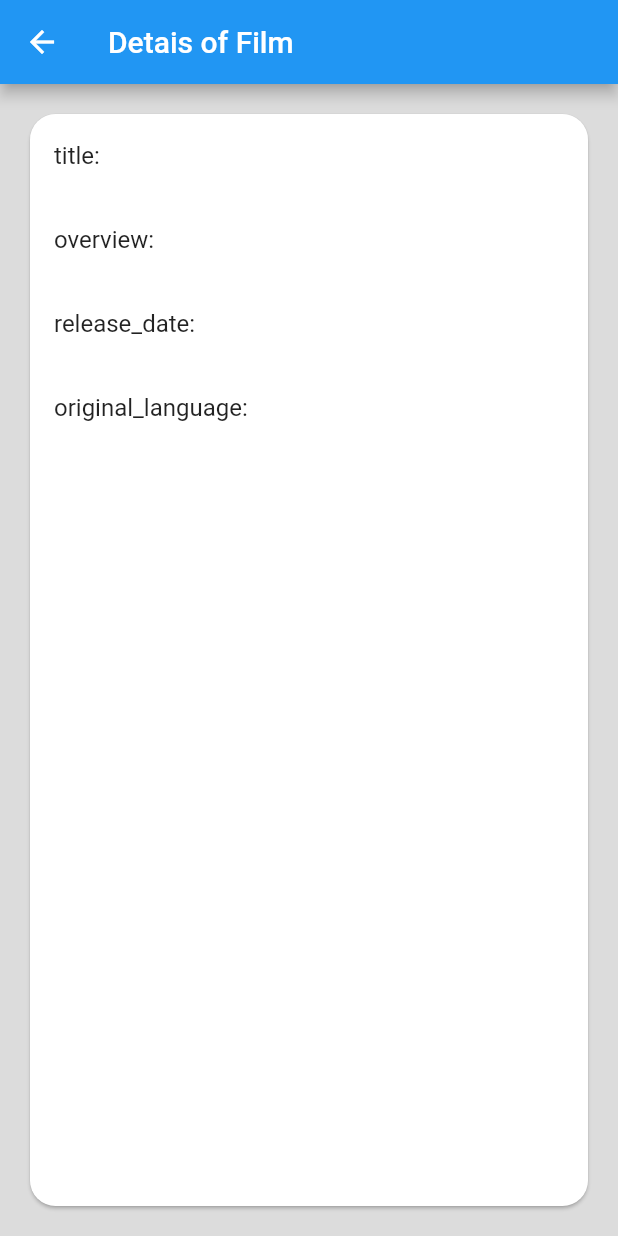
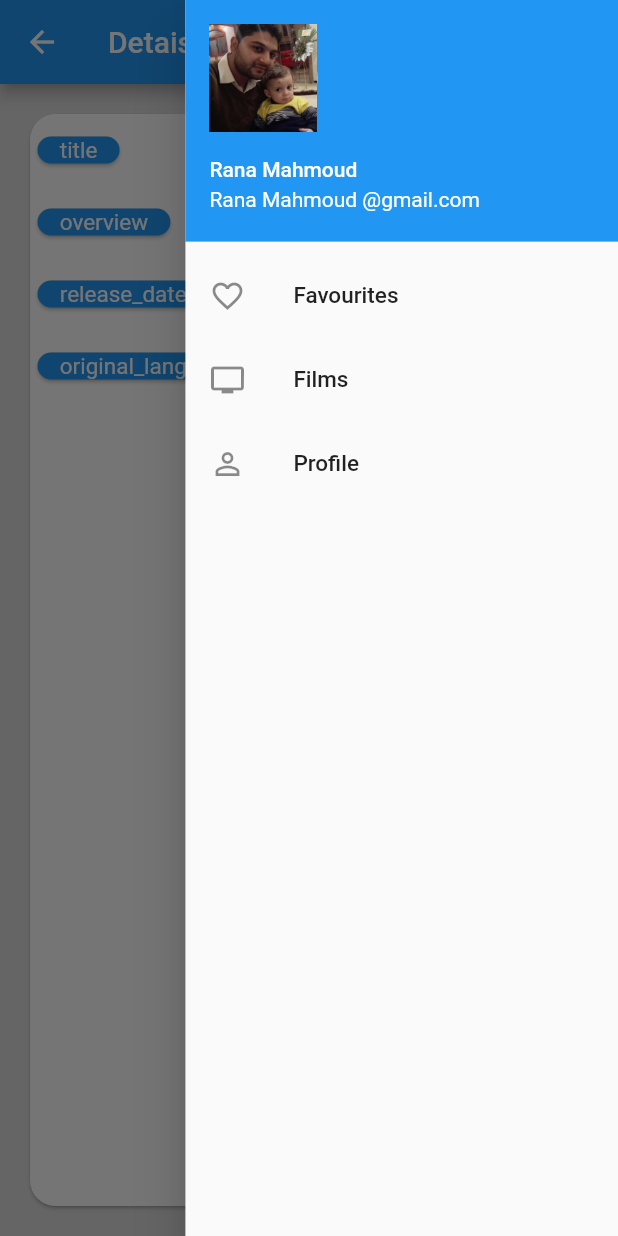
Before and after one commit to RanaAish/MoviesApp_Fultter, a Flutter app: the mysecondscreen screen opened directly with empty values, with the side drawer open (before the commit the screen has no drawer), on a phone screen of 412 x 824 dp. Run offline on Flutter 3.47's test engine with Material 2 defaults, Android fonts, the phone set to English and light mode, and no system bars; our stand-ins replace connectivity, sqflite, toast; accounts and stored records are empty; network calls fail.

Commit message:
sidebar task

```diff
--- a/lib/main.dart
+++ b/lib/main.dart
@@ -8,8 +8,8 @@ import 'Film.dart';
 import 'package:connectivity/connectivity.dart';
 import 'dart:async';
 
+void main() => runApp(MyApp());
 
-void main() => runApp(MyApp());
 /////////////////////////Screens//////////////////////////////
 
 class MyApp extends StatelessWidget {
@@ -23,6 +23,7 @@ class MyApp extends StatelessWidget {
         home: MyHomePage(title: 'Films'),
         debugShowCheckedModeBanner: false,
         routes: {
+          "/first": (context) => MyHomePage(),
           "/second": (context) => mysecondscreen(),
           "/third": (context) => mysthirdcreen(),
         });
@@ -48,18 +49,18 @@ class _MyHomePageState extends State<MyHomePage> {
   var helper = MyHelper();
   String _connectionStatus;
   final Connectivity _connectivity = new Connectivity();
-  StreamSubscription<ConnectivityResult>_connectionSubscription;
+  StreamSubscription<ConnectivityResult> _connectionSubscription;
   List<Film> filmlist;
-  bool clickarrow=true;
+  bool clickarrow = true;
 
 /////////////////////////get content /////////////////////////
 
   Future<Response> getfilms() async {
     final response = await get(
         "https://api.themoviedb.org/3/movie/popular?api_key=d032214048c9ca94d788dcf68434f385");
-    dynamic jsonString = response.body;
-    dynamic parsedJson = json.decode(jsonString);
-    dynamic Films = films.fromJson(parsedJson);
+    dynamic jsonString = response.body; // json
+    dynamic parsedJson = json.decode(jsonString); // json to map
+    dynamic Films = films.fromJson(parsedJson); // map to object
     setState(() {
       for (int i = 0; i < Films.results.length; i++) {
         res.add(Films.results[i]);
@@ -70,20 +71,22 @@ class _MyHomePageState extends State<MyHomePage> {
   @override
   void initState() {
     super.initState();
+    ///////////////get data froma api ///////////////
     getfilms();
+    //////////////check on connection ////////////////
     _connectionSubscription =
         _connectivity.onConnectivityChanged.listen((ConnectivityResult result) {
       setState(() {
         _connectionStatus = result.toString();
         print(" statusconnection ${result}");
-
       });
     });
   }
+
   //////////body of one screen ///////////////////
   @override
   Widget build(BuildContext context) {
-    ///////////add / remove  favaouraite/////////////////
+    ///////////add , remove  favaouraite/////////////////
     bool pressfav(int index) {
       if (saved.contains(res[index].id)) {
         res[index].key = false;
@@ -95,19 +98,21 @@ class _MyHomePageState extends State<MyHomePage> {
         return true;
       }
     }
+
     ///////////////create list of content of db///////////
     Future<List<Film>> favouraitefilms = select(context);
-    favouraitefilms.then((filmlist)// result of the mehod select
+    favouraitefilms.then((filmlist) // result of the mehod select
         {
       setState(() {
         this.filmlist = filmlist;
       });
     });
-    if (_connectionStatus == "ConnectivityResult.wifi" || _connectionStatus == "ConnectivityResult.mobile" )
-      {
+    if (_connectionStatus == "ConnectivityResult.wifi" ||
+        _connectionStatus == "ConnectivityResult.mobile") {
+      //////////////////////// there is connection ///////////////
       return Scaffold(
         appBar: AppBar(
-            title: Text('Films'),
+          title: Text('Movies'),
           actions: <Widget>[
             IconButton(
                 icon: new Icon(
@@ -173,13 +178,13 @@ class _MyHomePageState extends State<MyHomePage> {
           ),
         ),
       );
-      }
-    else
-      {
+      ////////////////////No connection //////////////////////
+    } else {
       return Scaffold(
           appBar: AppBar(
             title: Text('Favourite Movies'),
             actions: <Widget>[
+              /////////change shape of arrow//////////
               if (clickarrow)
                 IconButton(
                   icon: new Icon(Icons.arrow_drop_down, color: Colors.white),
@@ -202,11 +207,42 @@ class _MyHomePageState extends State<MyHomePage> {
                   ? Center(
                       child: Text("No Films in favorite list"),
                     )
-                  : GridView.count(
+                  : Column(
+                      children: <Widget>[
+                        FlatButton(
+                          child: Text(
+                            'No Internet Connection',
+                            style: TextStyle(color: Colors.red, fontSize: 18),
+                          ),
+                          onPressed: () {
+                            showDialog(
+                                context: context,
+                                builder: (_) => AlertDialog(
+                                      title: Text('Connect to Network'),
+                                      content: Text(
+                                        'To use this app , turn on mobile data or connect to Wi-Fi',
+                                        style: TextStyle(color: Colors.black45),
+                                      ),
+                                      contentPadding: EdgeInsets.all(13),
+                                      actions: <Widget>[
+                                        FlatButton(
+                                          color: Colors.black12,
+                                          child: Text('OK'),
+                                          onPressed: () {
+                                            Navigator.of(context).pop();
+                                          },
+                                        )
+                                      ],
+                                    ));
+                          },
+                        ),
+                        Expanded(
+                          child: GridView.count(
                               crossAxisCount: 2,
                               children: List.generate(filmlist.length, (index) {
                                 return GestureDetector(
                                   child: Card(
+                                      //  margin:  EdgeInsets.all(10),
                                       child: Center(
                                           child: Column(children: <Widget>[
                                     Image.network(
@@ -216,9 +252,12 @@ class _MyHomePageState extends State<MyHomePage> {
                                     Center(
                                       child: Text('id:${filmlist[index].id}'),
                                     )
-                                ]))));
+                                  ]))),
+                                );
                               })),
-            ));
+                        )
+                      ],
+                    )));
     }
   }
 
@@ -241,6 +280,7 @@ class _MyHomePageState extends State<MyHomePage> {
     await helper.insertIntoTable(f);
     Toast.show('Saved', context);
   }
+
   //////////////////delete to db //////////////////
   Future deletefilm(
     BuildContext,
@@ -251,6 +291,7 @@ class _MyHomePageState extends State<MyHomePage> {
       Toast.show(' deleted successfully', context);
     }
   }
+
   /////////////////select from db///////////////////
 
   Future<List<Film>> select(BuildContext context) async {
@@ -262,13 +303,13 @@ class _MyHomePageState extends State<MyHomePage> {
 
     return filmlist;
   }
-
 }
 
 /////////////details of each film ///////////////
 class mysecondscreen extends StatelessWidget {
   var textconrtroller = TextEditingController();
   var comment;
+
   @override
   Widget build(BuildContext context) {
     // TODO: implement build
@@ -277,10 +318,12 @@ class mysecondscreen extends StatelessWidget {
       args.title,
       args.overview,
       args.releaseDate,
-      args.originalLanguage
+      args.originalLanguage,
     ];
     List words = ["title", "overview", "release_date", "original_language"];
     return Scaffold(
+        ///////////Menu of page ///////////////////
+        endDrawer: SideDrawer(),
         appBar: AppBar(title: Text("Detais of Film")),
         body: Material(
           color: Colors.black12,
@@ -289,18 +332,91 @@ class mysecondscreen extends StatelessWidget {
               shape: RoundedRectangleBorder(
                 borderRadius: BorderRadius.circular(17.0),
               ),
-            child:
-              ListView.builder(
+              child: ListView.builder(
                 itemCount: details.length,
-                  itemBuilder: (context, index) => ListTile(
-                    title: Text('${words[index]}:${details[index]}'),
+                itemBuilder: (context, index) => Row(children: <Widget>[
+                  Card(
+                      margin: EdgeInsets.only(
+                          right: 2, top: 15, bottom: 15, left: 5),
+                      color: Colors.blue,
+                      shape: RoundedRectangleBorder(
+                        borderRadius: BorderRadius.circular(17.0),
+                      ),
+                      child: Center(
+                          child: Text(
+                        '    ${words[index]}    ',
+                        style: TextStyle(color: Colors.white, fontSize: 15),
+                      ))),
+                  Text('  '),
+                  Expanded(
+                    child: Text('${details[index]} '),
+                  )
+                ]),
               )),
-              )
+        ));
+  }
+}
+///////////////////class drawer/////////////////
+class SideDrawer extends StatelessWidget {
+
+  @override
+  Widget build(BuildContext context) {
+    return new SizedBox(
+      width: MediaQuery.of(context).size.width * 0.70,
+      child: Drawer(
+          child: ListView(
+            children: <Widget>[
+              new UserAccountsDrawerHeader(accountName: Text('Rana Mahmoud')
+                , accountEmail: Text('Rana Mahmoud @gmail.com'),
+                currentAccountPicture: new CircleAvatar(
+                  backgroundColor: Colors.white,
+                  child:Image.asset("lib/ahmed.jpg") ,
+
                 ),
+              ),
+//              DrawerHeader(
+//
+//                  decoration: BoxDecoration(
+//                    color: Colors.blue,
+//                  ),
+//                  child: Center(
+//                    child: Text(
+//                      'Movies',
+//                      style: TextStyle(fontSize: 20, color: Colors.white),
+//                    ),
+//                  )),
+
+              ListTile(
+                leading: Icon(Icons.favorite_border),
+                title: Text(
+                  'Favourites',
+                  style: TextStyle(fontSize: 15),
+                ),
+                onTap: () {
+                  Navigator.pop(context);
+                  Navigator.pushNamed(context, '/third');
+                },
+              ),
+              ListTile(
+                leading: Icon(Icons.tv),
+                title: Text('Films', style: TextStyle(fontSize: 15)),
+                onTap: () {
+                  Navigator.pop(context);
+                  Navigator.pushNamed(context, '/first');
+                },
+              ),
+              ListTile(
+                leading: Icon(Icons.perm_identity),
+                title: Text('Profile', style: TextStyle(fontSize: 15)),
+                onTap: () {
+                  Navigator.pop(context);
+                },
+              ),
+            ],
+          )),
     );
   }
 }
-
 ///////////////////data base////////////////////
 
 class mysthirdcreen extends StatefulWidget {
@@ -316,7 +432,7 @@ class mysthirdcreenstate extends State<mysthirdcreen> {
   @override
   Widget build(BuildContext context) {
     Future<List<Film>> favouraitefilms = select(context);
-    favouraitefilms.then((filmlist)// result of the mehod select
+    favouraitefilms.then((filmlist) // result of the mehod select
         {
       setState(() {
         this.filmlist = filmlist;
@@ -364,7 +480,8 @@ class mysthirdcreenstate extends State<mysthirdcreen> {
                         Center(
                           child: Text('id:${filmlist[index].id}'),
                         )
-                    ]))));
+                      ]))),
+                    );
                   })),
         ));
   }
```
Also changed, not shown: pubspec.yaml (+4 -3 lines), lib/ahmed.jpg (added), 1 other file. Lines whose indentation alone changed are shown as unchanged.
